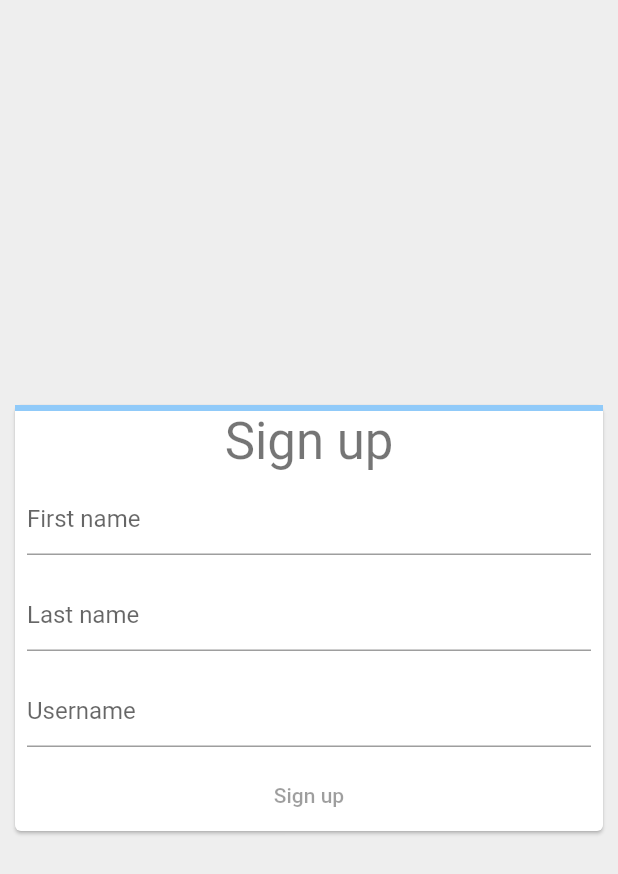
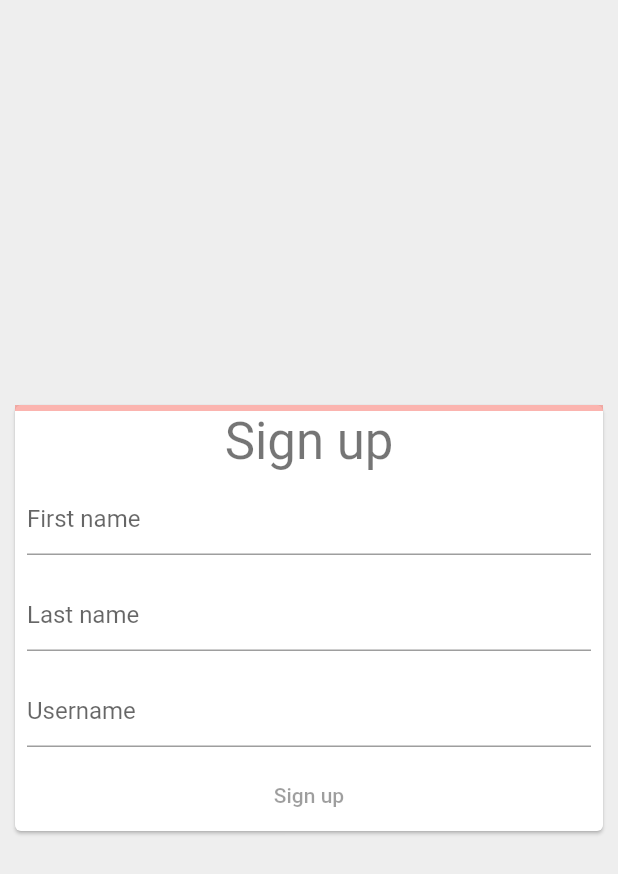
Before and after one commit to asejik/web_signup_screen, a Flutter app: the screen it shows after launch, on a phone screen of 412 x 824 dp. Shown: the top 874 px of the screen. Run offline on Flutter 3.47's test engine with Material 2 defaults, Android fonts, the light colour scheme and no system bars.

Commit message:
added animation for sign up screen

```diff
--- a/lib/main.dart
+++ b/lib/main.dart
@@ -10,6 +10,7 @@ class SignUpApp extends StatelessWidget {
     return MaterialApp(
       routes: {
         '/': (context) => const SignUpScreen(),
+        '/welcome': (context) => WelcomeScreen(),
       },
     );
   }
@@ -34,6 +35,19 @@ class SignUpScreen extends StatelessWidget {
   }
 }
 
+class WelcomeScreen extends StatelessWidget {
+  const WelcomeScreen();
+
+  @override
+  Widget build(BuildContext context) {
+    return Scaffold(
+      body: Center(
+        child: Text('Welcome!', style: Theme.of(context).textTheme.headline2),
+      ),
+    );
+  }
+}
+
 class SignUpForm extends StatefulWidget {
   const SignUpForm();
 
@@ -49,12 +63,36 @@ class _SignUpFormState extends State<SignUpForm> {
   double _formProgress = 0;
 
   @override
+  void _showWelcomeScreen() {
+    Navigator.of(context).pushNamed('/welcome');
+  }
+
+  void _updateFormProgress() {
+    var progress = 0.0;
+    final controllers = [
+      _firstNameTextController,
+      _lastNameTextController,
+      _usernameTextController
+    ];
+
+    for (final controller in controllers) {
+      if (controller.value.text.isNotEmpty) {
+        progress += 1 / controllers.length;
+      }
+    }
+
+    setState(() {
+      _formProgress = progress;
+    });
+  }
+
   Widget build(BuildContext context) {
     return Form(
+      onChanged: _updateFormProgress,
       child: Column(
         mainAxisSize: MainAxisSize.min,
         children: [
-          LinearProgressIndicator(value: _formProgress),
+          AnimatedProgressIndicator(value: _formProgress),
           Text('Sign up', style: Theme.of(context).textTheme.headline4),
           Padding(
             padding: const EdgeInsets.all(8.0),
@@ -92,7 +130,8 @@ class _SignUpFormState extends State<SignUpForm> {
                     : Colors.blue;
               }),
             ),
-            onPressed: null,
+            //display the welcome screen only when the form is completely filled in
+            onPressed: _formProgress == 1 ? _showWelcomeScreen : null,
             child: const Text('Sign up'),
           ),
         ],
@@ -100,3 +139,66 @@ class _SignUpFormState extends State<SignUpForm> {
     );
   }
 }
+
+class AnimatedProgressIndicator extends StatefulWidget {
+  final double value;
+
+  const AnimatedProgressIndicator({
+    required this.value,
+  });
+
+  @override
+  State<StatefulWidget> createState() {
+    return _AnimatedProgressIndicatorState();
+  }
+}
+
+class _AnimatedProgressIndicatorState extends State<AnimatedProgressIndicator>
+    with SingleTickerProviderStateMixin {
+  late AnimationController _controller;
+  late Animation<Color?> _colorAnimation;
+  late Animation<double> _curveAnimation;
+
+  @override
+  void initState() {
+    super.initState();
+    _controller = AnimationController(
+        duration: Duration(milliseconds: 1200), vsync: this);
+
+    final colorTween = TweenSequence([
+      TweenSequenceItem(
+        tween: ColorTween(begin: Colors.red, end: Colors.orange),
+        weight: 1,
+      ),
+      TweenSequenceItem(
+        tween: ColorTween(begin: Colors.orange, end: Colors.yellow),
+        weight: 1,
+      ),
+      TweenSequenceItem(
+        tween: ColorTween(begin: Colors.yellow, end: Colors.green),
+        weight: 1,
+      ),
+    ]);
+
+    _colorAnimation = _controller.drive(colorTween);
+    _curveAnimation = _controller.drive(CurveTween(curve: Curves.easeIn));
+  }
+
+  @override
+  void didUpdateWidget(oldWidget) {
+    super.didUpdateWidget(oldWidget);
+    _controller.animateTo(widget.value);
+  }
+
+  @override
+  Widget build(BuildContext context) {
+    return AnimatedBuilder(
+      animation: _controller,
+      builder: (context, child) => LinearProgressIndicator(
+        value: _curveAnimation.value,
+        valueColor: _colorAnimation,
+        backgroundColor: _colorAnimation.value?.withOpacity(0.4),
+      ),
+    );
+  }
+}
```
